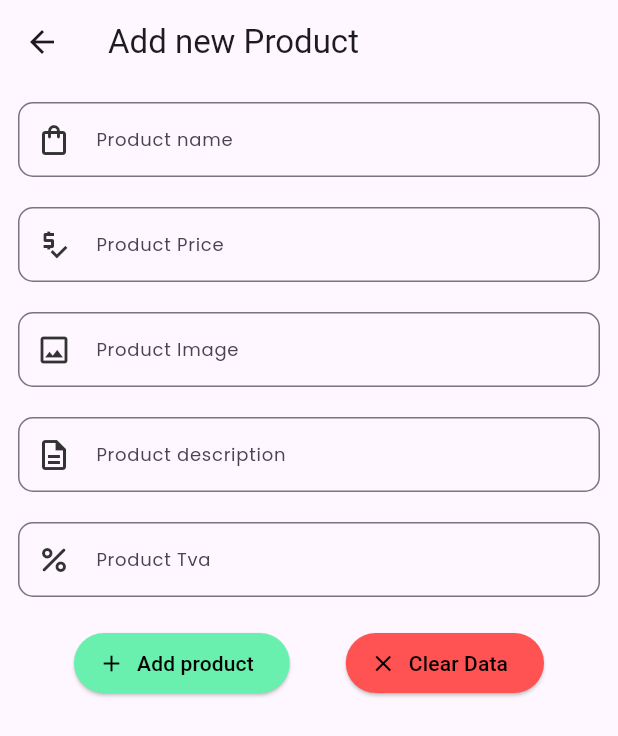
After one commit to faridaammi/flutter_app, a Flutter app: the screen it shows after launch, after a tap on the "add" icon, on a phone screen of 412 x 824 dp. The commit adds this screen. Shown: the top 736 px of the screen. Run offline on Flutter 3.47's test engine with Material 3 defaults, Android fonts, the phone set to English and light mode, and no system bars; our stand-ins replace flutter_pw_validator, iconsax; missing offline and left inert: dart:ffi; network calls fail.

Commit message:
add api products

```diff
--- /dev/null
+++ b/lib/Product.dart
@@ -0,0 +1,201 @@
+import 'package:appstest/DetailsProducts.dart';
+import 'package:appstest/addProduct.dart';
+import 'package:flutter/cupertino.dart';
+import 'package:flutter/material.dart';
+import 'package:appstest/style/colors.dart';
+import 'dart:convert' as convert;
+import 'package:http/http.dart' as http;
+import 'package:iconsax/iconsax.dart';
+
+class product extends StatefulWidget {
+  const product({super.key});
+  @override
+  State<product> createState() => _productState();
+}
+
+class _productState extends State<product> {
+  List products = [];
+  Future getProducts(String q) async{
+    List<dynamic> lstProduct ;
+    var url = Uri.http("127.0.0.1:8000","api/produits",{"q":q});
+    // Await the http get response, then decode the json-formatted response.
+    var response = await http.get(url);
+    if (response.statusCode == 200) {
+      products.clear();
+      setState(() {
+        lstProduct = convert.jsonDecode(response.body);
+        products.addAll(lstProduct);
+        //print(products);
+      });
+    } else {
+      print('Request failed with status: ${response.statusCode}.');
+    }
+
+  }
+
+  @override
+  void initState() {
+    // TODO: implement initState
+    super.initState();
+    //getProducts("");
+    getProducts("");
+    //print(products[0]['nom']);
+  }
+  @override
+  Widget build(BuildContext context) {
+    return Scaffold(
+      appBar: AppBar(
+        title: const Text(
+            'Product'
+        ),
+      ),
+      body: products.isEmpty? const Center(child: CircularProgressIndicator()) :
+      Padding(
+        padding: const EdgeInsets.all(12.0),
+        child: SingleChildScrollView(
+          child: Column(
+            children: [
+              const SizedBox(height: 12,),
+              TextFormField(
+                style: const TextStyle(
+                    fontFamily: 'Poppins-Regular',
+                    fontSize: 12,
+                    color: colorApp.colorPrimary),
+                cursorColor: colorApp.colorPrimary,
+                decoration: const InputDecoration(
+                  filled: false,
+                  prefixIcon: Icon(
+                    Icons.search_outlined,
+                    color: colorApp.colorGray,
+                  ),
+                  labelText: 'Search your Product',
+                  floatingLabelStyle: TextStyle(
+                      color: colorApp.colorPrimary,
+                      fontSize: 14,
+                      fontFamily: 'Poppins-Regular'),
+                  labelStyle: TextStyle(
+                      fontFamily: 'Poppins-Regular', fontSize: 12),
+                  focusedBorder: OutlineInputBorder(
+                    borderRadius:
+                    BorderRadius.all(Radius.circular(10)),
+                    borderSide: BorderSide(
+                        width: 2, color: colorApp.colorPrimary),
+                  ),
+                  border: OutlineInputBorder(
+                    borderRadius:
+                    BorderRadius.all(Radius.circular(10)),
+                    borderSide: BorderSide(
+                        width: 2, color: colorApp.colorPrimary),
+                  ),
+                ),
+              ),
+              const SizedBox(height: 12,),
+              GridView.builder(
+                  physics: const ScrollPhysics(),
+                  itemCount: products.length,
+                  shrinkWrap: true,
+                  gridDelegate: const SliverGridDelegateWithFixedCrossAxisCount(
+                crossAxisCount:2,
+                crossAxisSpacing: 6,
+                mainAxisSpacing: 6,
+
+              ),
+                  itemBuilder: (context,index){
+                    final int id = products[index]['id']; // Accessing the ID of fetched data
+                return GestureDetector(
+                  onTap: (){
+                    Navigator.of(context).push(MaterialPageRoute(builder: (context)=> detailsProduct(id:id)));
+                  },
+                  child: Container(
+                    decoration: BoxDecoration(
+                      color: Colors.white,
+                      borderRadius: BorderRadius.circular(18),
+                      boxShadow: const [
+                        BoxShadow(
+                          color: Colors.black12,
+                          offset: Offset(
+                            5.0,
+                            5.0,
+                          ),
+                          blurRadius: 5.0,
+                          spreadRadius: 1.0,
+                        ), //BoxShadow
+                        BoxShadow(
+                          color: Colors.white,
+                          offset:  Offset(0.0, 0.0),
+                          blurRadius: 0.0,
+                          spreadRadius: 0.0,
+                        ), //BoxShadow
+                      ],
+                    ),
+                    child: Padding(
+                      padding: const EdgeInsets.all(8.0),
+                      child: Column(
+                        mainAxisAlignment: MainAxisAlignment.start,
+                        mainAxisSize: MainAxisSize.max,
+                        children: [
+                          Container(
+                            decoration: BoxDecoration(
+                              borderRadius: BorderRadius.circular(26),
+                              color: Colors.redAccent.shade100,
+                            ),
+                            height: 120,
+                            width: 180,
+                            child: Image(
+                              image: NetworkImage(products[index]["lien_image"],
+                              ),),
+                          ),
+                          const SizedBox(height: 15,),
+                           Row(
+                            children: [
+                               Text(
+                                 products[index]["nom"],
+                                 //"Title",
+                                 style: const TextStyle(
+                                fontFamily: "Poppins-SemiBold",fontSize: 12,
+                              ),
+                               maxLines: 1,
+                               overflow: TextOverflow.ellipsis,),
+                            ],
+                          ),
+
+                           Row(
+                             mainAxisSize: MainAxisSize.max,
+                            mainAxisAlignment: MainAxisAlignment.spaceBetween,
+                            children: [
+                              Text(
+                                "${products[index]['prix']} MAD",
+                                style: const TextStyle(
+                                  fontFamily: "Poppins-SemiBold",fontSize: 14,color: Colors.redAccent
+                              ),),
+                              Container(
+                                width: 28,
+                                height: 28,
+                                decoration: BoxDecoration(
+                                  color: Colors.redAccent,
+                                  borderRadius: BorderRadius.circular(8),
+                                ),
+                                child: const Icon(Icons.shopping_cart,color: Colors.white,size: 20,),
+                              )
+                            ],
+                          ),
+                        ],
+                      ),
+                    ),
+                  ),
+                );
+              }),
+            ],
+          ),
+        ),
+      ),
+      floatingActionButton: FloatingActionButton(
+        backgroundColor: Colors.redAccent,
+        onPressed: () {
+          Navigator.of(context).push(MaterialPageRoute(builder: (context)=> addProduct()));
+        },
+        child: const Icon(Icons.add, color: Colors.white, size: 28),
+      ),
+    );
+  }
+}
--- /dev/null
+++ b/lib/addProduct.dart
@@ -0,0 +1,277 @@
+import 'dart:convert';
+
+import 'package:appstest/Product.dart';
+import 'package:flutter/material.dart';
+import 'package:appstest/style/colors.dart';
+import 'dart:convert' as convert;
+import 'package:http/http.dart' as http;
+
+
+class addProduct extends StatefulWidget {
+  const addProduct({super.key});
+
+  @override
+  State<addProduct> createState() => _addProductState();
+}
+
+class _addProductState extends State<addProduct> {
+
+  final TextEditingController _nom = TextEditingController();
+  final TextEditingController _price = TextEditingController();
+  final TextEditingController _description = TextEditingController();
+  final TextEditingController _link = TextEditingController();
+  final TextEditingController _tva = TextEditingController();
+
+  Future addProducts() async{
+    List<dynamic> lstProduct ;
+    var url = Uri.http("127.0.0.1:8000","api/produits");
+    // Await the http get response, then decode the json-formatted response.
+    var response = await http.post(url,
+        headers: {"Content-Type": "application/json"},
+        body:
+        jsonEncode(
+            {
+              "nom":_nom.text,
+              "description":_description.text,
+              "lien_image":_link.text,
+              "prix":_price.text,
+              "tva":_tva.text
+            }
+        )
+    );
+    if (response.statusCode == 200) {
+      //print("Product added successfully!");
+      ScaffoldMessenger.of(context).showSnackBar(const SnackBar(
+        content: Text("Product added successfully!"),
+      ));
+      Navigator.of(context).push(MaterialPageRoute(builder: (context)=> product()));
+    }
+    else {
+      //print("Failed to added product!!");
+      ScaffoldMessenger.of(context).showSnackBar(const SnackBar(
+        content: Text("Failed to added product!"),
+      ));
+
+    }
+
+  }
+  @override
+  Widget build(BuildContext context) {
+    return Scaffold(
+      appBar: AppBar(
+        title: const Text("Add new Product"),
+      ),
+      body: Padding(
+        padding: const EdgeInsets.all(12),
+        child: Column(
+          mainAxisAlignment: MainAxisAlignment.start,
+          mainAxisSize: MainAxisSize.max,
+          children: [
+            TextFormField(
+              controller: _nom,
+              style: const TextStyle(
+                  fontFamily: 'Poppins-Regular',
+                  fontSize: 12,
+                  color: colorApp.colorPrimary),
+              cursorColor: colorApp.colorPrimary,
+              decoration: const InputDecoration(
+                filled: false,
+                prefixIcon: Icon(
+                  Icons.shopping_bag_outlined,
+                  color: colorApp.colorGray,
+                ),
+                labelText: 'Product name',
+                floatingLabelStyle: TextStyle(
+                    color: colorApp.colorPrimary,
+                    fontSize: 14,
+                    fontFamily: 'Poppins-Regular'),
+                labelStyle: TextStyle(
+                    fontFamily: 'Poppins-Regular', fontSize: 12),
+                focusedBorder: OutlineInputBorder(
+                  borderRadius:
+                  BorderRadius.all(Radius.circular(10)),
+                  borderSide: BorderSide(
+                      width: 2, color: colorApp.colorPrimary),
+                ),
+                border: OutlineInputBorder(
+                  borderRadius:
+                  BorderRadius.all(Radius.circular(10)),
+                  borderSide: BorderSide(
+                      width: 2, color: colorApp.colorPrimary),
+                ),
+              ),
+            ),
+            const SizedBox(height: 20,),
+            TextFormField(
+              controller: _price,
+              style: const TextStyle(
+                  fontFamily: 'Poppins-Regular',
+                  fontSize: 12,
+                  color: colorApp.colorPrimary),
+              cursorColor: colorApp.colorPrimary,
+              decoration: const InputDecoration(
+                filled: false,
+                prefixIcon: Icon(
+                  Icons.price_check,
+                  color: colorApp.colorGray,
+                ),
+                labelText: 'Product Price',
+                floatingLabelStyle: TextStyle(
+                    color: colorApp.colorPrimary,
+                    fontSize: 14,
+                    fontFamily: 'Poppins-Regular'),
+                labelStyle: TextStyle(
+                    fontFamily: 'Poppins-Regular', fontSize: 12),
+                focusedBorder: OutlineInputBorder(
+                  borderRadius:
+                  BorderRadius.all(Radius.circular(10)),
+                  borderSide: BorderSide(
+                      width: 2, color: colorApp.colorPrimary),
+                ),
+                border: OutlineInputBorder(
+                  borderRadius:
+                  BorderRadius.all(Radius.circular(10)),
+                  borderSide: BorderSide(
+                      width: 2, color: colorApp.colorPrimary),
+                ),
+              ),
+            ),
+            const SizedBox(height: 20,),
+            TextFormField(
+              controller: _link,
+              style: const TextStyle(
+                  fontFamily: 'Poppins-Regular',
+                  fontSize: 12,
+                  color: colorApp.colorPrimary),
+              cursorColor: colorApp.colorPrimary,
+              decoration: const InputDecoration(
+                filled: false,
+                prefixIcon: Icon(
+                  Icons.photo_outlined,
+                  color: colorApp.colorGray,
+                ),
+                labelText: 'Product Image',
+                floatingLabelStyle: TextStyle(
+                    color: colorApp.colorPrimary,
+                    fontSize: 14,
+                    fontFamily: 'Poppins-Regular'),
+                labelStyle: TextStyle(
+                    fontFamily: 'Poppins-Regular', fontSize: 12),
+                focusedBorder: OutlineInputBorder(
+                  borderRadius:
+                  BorderRadius.all(Radius.circular(10)),
+                  borderSide: BorderSide(
+                      width: 2, color: colorApp.colorPrimary),
+                ),
+                border: OutlineInputBorder(
+                  borderRadius:
+                  BorderRadius.all(Radius.circular(10)),
+                  borderSide: BorderSide(
+                      width: 2, color: colorApp.colorPrimary),
+                ),
+              ),
+            ),
+            const SizedBox(height: 20,),
+            TextFormField(
+              controller: _description,
+              style: const TextStyle(
+                  fontFamily: 'Poppins-Regular',
+                  fontSize: 12,
+                  color: colorApp.colorPrimary),
+              cursorColor: colorApp.colorPrimary,
+              decoration: const InputDecoration(
+                filled: false,
+                prefixIcon: Icon(
+                  Icons.description_outlined,
+                  color: colorApp.colorGray,
+                ),
+                labelText: 'Product description',
+                floatingLabelStyle: TextStyle(
+                    color: colorApp.colorPrimary,
+                    fontSize: 14,
+                    fontFamily: 'Poppins-Regular'),
+                labelStyle: TextStyle(
+                    fontFamily: 'Poppins-Regular', fontSize: 12),
+                focusedBorder: OutlineInputBorder(
+                  borderRadius:
+                  BorderRadius.all(Radius.circular(10)),
+                  borderSide: BorderSide(
+                      width: 2, color: colorApp.colorPrimary),
+                ),
+                border: OutlineInputBorder(
+                  borderRadius:
+                  BorderRadius.all(Radius.circular(10)),
+                  borderSide: BorderSide(
+                      width: 2, color: colorApp.colorPrimary),
+                ),
+              ),
+            ),
+            const SizedBox(height: 20,),
+            TextFormField(
+              controller: _tva,
+              style: const TextStyle(
+                  fontFamily: 'Poppins-Regular',
+                  fontSize: 12,
+                  color: colorApp.colorPrimary),
+              cursorColor: colorApp.colorPrimary,
+              decoration: const InputDecoration(
+                filled: false,
+                prefixIcon: Icon(
+                  Icons.percent_rounded,
+                  color: colorApp.colorGray,
+                ),
+                labelText: 'Product Tva',
+                floatingLabelStyle: TextStyle(
+                    color: colorApp.colorPrimary,
+                    fontSize: 14,
+                    fontFamily: 'Poppins-Regular'),
+                labelStyle: TextStyle(
+                    fontFamily: 'Poppins-Regular', fontSize: 12),
+                focusedBorder: OutlineInputBorder(
+                  borderRadius:
+                  BorderRadius.all(Radius.circular(10)),
+                  borderSide: BorderSide(
+                      width: 2, color: colorApp.colorPrimary),
+                ),
+                border: OutlineInputBorder(
+                  borderRadius:
+                  BorderRadius.all(Radius.circular(10)),
+                  borderSide: BorderSide(
+                      width: 2, color: colorApp.colorPrimary),
+                ),
+              ),
+            ),
+            const SizedBox(height: 20,),
+            Row(
+              mainAxisAlignment: MainAxisAlignment.spaceEvenly,
+              mainAxisSize: MainAxisSize.max,
+              children: [
+                ElevatedButton.icon(
+                    onPressed:
+                      addProducts,
+                    icon: const Icon(Icons.add,color: Colors.black,),
+                    label: const Text('Add product',style: TextStyle(color: Colors.black),),
+                    style: ButtonStyle(
+                      backgroundColor:
+                      MaterialStateProperty.all<Color>(
+                          Colors.greenAccent),
+                    ),
+                ),
+                ElevatedButton.icon(
+                    onPressed: (){},
+                    icon: const Icon(Icons.clear_outlined,color: Colors.black,),
+                    label: const Text('Clear Data',style: TextStyle(color: Colors.black),),
+                  style: ButtonStyle(
+                    backgroundColor:
+                    MaterialStateProperty.all<Color>(
+                        Colors.redAccent),
+                  ),)
+              ],
+            )
+
+          ],
+        ),
+      ),
+    );
+  }
+}
--- a/lib/main.dart
+++ b/lib/main.dart
@@ -1,4 +1,5 @@
 import 'package:appstest/Book.dart';
+import 'package:appstest/Product.dart';
 import 'package:appstest/buttonNavigationBottom.dart';
 import 'package:appstest/home.dart';
 import 'package:appstest/signIn.dart';
@@ -33,7 +34,7 @@ class _MyAppState extends State<MyApp> {
     return MaterialApp(
       debugShowCheckedModeBanner: false,
       navigatorKey: navigatorKey,
-      home: book(),
+      home: product(),
       );
   }
 }
--- a/lib/signIn.dart
+++ b/lib/signIn.dart
@@ -28,6 +28,7 @@ class _signInState extends State<signIn> {
         bottom: false,
         child: Column(
           children: [
+            SizedBox(height: 40,),
             Container(
                 alignment: Alignment.topCenter,
                 padding: const EdgeInsets.all(15),
```
Also changed, not shown: lib/Book.dart (+15 -26 lines), lib/DetailsProducts.dart (added, +124 -0 lines).
